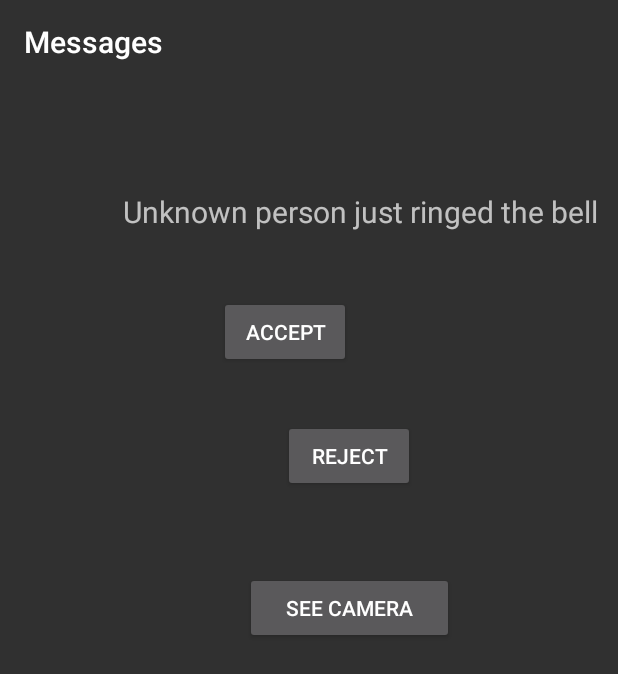
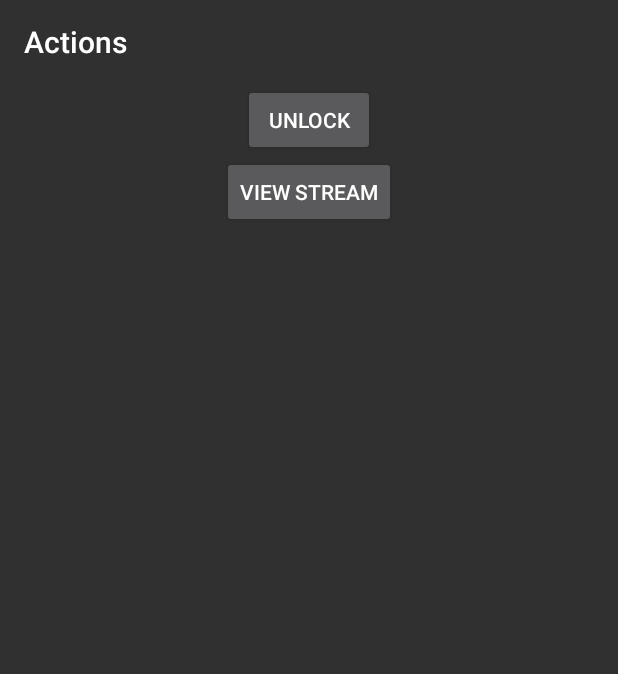
Before and after one commit to aamnony/Smart-Doorbell, an Android app: the MessagesActivity screen opened directly, with no data from a screen before it, on a phone screen of 412 x 824 dp. Shown: the top 674 px of the screen. Run offline under Robolectric (Android 15) with nearby library versions, the phone set to English and light mode, and no system bars; libraries missing offline, so code that uses them is left out: com.amazonaws, com.amazonaws.auth, com.amazonaws.mobile, com.amazonaws.mobileconnectors, com.amazonaws.regions and 1 more; 1 statement that could not run was skipped.

Commit message:
Improved notifications, stream and GUI

```diff
--- a/android/app/src/main/java/com/github/aamnony/smartdoorbell/MessagesActivity.java
+++ b/android/app/src/main/java/com/github/aamnony/smartdoorbell/MessagesActivity.java
@@ -1,9 +1,8 @@
 package com.github.aamnony.smartdoorbell;
 
-import android.content.Context;
-import android.content.DialogInterface;
 import android.content.Intent;
 import android.os.Bundle;
+import android.support.v4.app.NotificationManagerCompat;
 import android.support.v7.app.AlertDialog;
 import android.support.v7.app.AppCompatActivity;
 import android.view.View;
@@ -12,27 +11,29 @@ import android.widget.EditText;
 import android.widget.Toast;
 
 public class MessagesActivity extends AppCompatActivity {
-
-    private static final String TAG = MessagesActivity.class.getCanonicalName();
+    public static final String ADD = "add";
     public static final String SNAPSHOT_ID = "snapshot_id";
     public static final String CAMERA_NAME = "camera_name";
+    public static final String NOTIFICATION_ID = "notification_id";
     private String cameraName;
     private String snapshotId;
-    private Button btnAccept;
-    private Button btnReject;
-    private Button btnVideo;
     private Mqtt mqtt;
 
     @Override
     protected void onCreate(Bundle savedInstanceState) {
         super.onCreate(savedInstanceState);
         setContentView(R.layout.activity_messages);
-        btnAccept = findViewById(R.id.btnAccept);
-        btnAccept.setOnClickListener(AcceptClick);
-        btnReject = findViewById(R.id.btnReject);
-        btnReject.setOnClickListener(RejectClick);
-        btnVideo = findViewById(R.id.btnVideo);
-        btnVideo.setOnClickListener(VideoClick);
+
+        int notificationId = getIntent().getIntExtra(NOTIFICATION_ID, -1);
+        if (notificationId > -1) {
+            NotificationManagerCompat notificationManager = NotificationManagerCompat.from(this);
+            notificationManager.cancel(notificationId);
+        }
+
+        Button btnUnlock = findViewById(R.id.btnUnlock);
+        btnUnlock.setOnClickListener(onUnlockClicked);
+        Button btnStream = findViewById(R.id.btnStream);
+        btnStream.setOnClickListener(onStreamClicked);
 
         mqtt = Mqtt.get(this);
         cameraName = getIntent().getStringExtra(CAMERA_NAME);
@@ -41,43 +42,36 @@ public class MessagesActivity extends AppCompatActivity {
         }
         snapshotId = getIntent().getStringExtra(SNAPSHOT_ID);
         if (snapshotId != null) {
-            showNewPersonDialog(this);
+            if (getIntent().getBooleanExtra(ADD, false)) {
+                showAddPersonDialog();
+            } else {
+                mqtt.sendMessage(AppHelper.getCurrUser() + "/" + cameraName, Mqtt.ACTION_UNLOCK_DOOR);
+                finish();
+            }
         }
     }
 
-    private View.OnClickListener AcceptClick = v -> mqtt.sendMessage(AppHelper.getCurrUser() + "/" + cameraName, Mqtt.ACTION_UNLOCK_DOOR);
+    private View.OnClickListener onUnlockClicked = v -> mqtt.sendMessage(AppHelper.getCurrUser() + "/" + cameraName, Mqtt.ACTION_UNLOCK_DOOR);
 
-    private View.OnClickListener RejectClick = v -> Toast.makeText(MessagesActivity.this, "reject", Toast.LENGTH_SHORT).show();
+    private View.OnClickListener onStreamClicked = v -> {
+        Intent streamIntent = new Intent(MessagesActivity.this, StreamActivity.class);
+        streamIntent.putExtra(StreamActivity.CAMERA_NAME, cameraName);
+        startActivity(streamIntent);
+    };
 
-    private View.OnClickListener VideoClick = v -> startActivity(new Intent(MessagesActivity.this, StreamActivity.class));
-
-    private void showAddItemDialog(Context c) {
-        final EditText taskEditText = new EditText(c);
-        AlertDialog dialog = new AlertDialog.Builder(c)
-                .setTitle("Add a new person to DataBase")
-                .setMessage("Please Insert Person's Full Name")
+    private void showAddPersonDialog() {
+        final EditText taskEditText = new EditText(this);
+        AlertDialog dialog = new AlertDialog.Builder(this)
+                .setTitle("Add a new person to the database")
+                .setMessage("Please insert person's name without spaces")
                 .setView(taskEditText)
                 .setPositiveButton("Add", (dialog1, which) -> {
                     String name = String.valueOf(taskEditText.getText());
                     mqtt.sendMessage(AppHelper.getCurrUser() + "/" + cameraName, Mqtt.ACTION_UNLOCK_DOOR, name, snapshotId);
+                    finish();
                 })
-                .setNegativeButton("Cancel", null)
+                .setNegativeButton("Cancel", (dialog12, which) -> finish())
                 .create();
         dialog.show();
     }
-
-    private void showNewPersonDialog(Context c) {
-        AlertDialog dialog = new AlertDialog.Builder(c)
-                .setTitle("Do you want to add this person?")
-                .setPositiveButton("Yes", (dialog1, which) -> showAddItemDialog(c))
-                .setNegativeButton("No", (dialog12, which) -> {
-                    mqtt.sendMessage(AppHelper.getCurrUser() + "/" + cameraName, Mqtt.ACTION_UNLOCK_DOOR);
-                })
-                .create();
-        dialog.show();
-    }
-
 }
-
-
-//send message
--- a/android/app/src/main/res/layout/activity_messages.xml
+++ b/android/app/src/main/res/layout/activity_messages.xml
@@ -10,51 +10,17 @@
         android:layout_height="wrap_content"
         app:title="@string/title_activity_messages" />
 
-    <RelativeLayout
-        android:layout_width="match_parent"
-        android:layout_height="match_parent">
+    <Button
+        android:text="@string/unlock"
+        android:layout_gravity="center_horizontal"
+        android:id="@+id/btnUnlock"
+        android:layout_width="wrap_content"
+        android:layout_height="wrap_content"/>
 
-        <TextView
-            android:layout_width="wrap_content"
-            android:layout_height="wrap_content"
-            android:layout_alignParentTop="true"
-            android:layout_alignParentEnd="true"
-            android:layout_marginTop="71dp"
-            android:layout_marginEnd="13dp"
-            android:text="Unknown person just ringed the bell"
-            android:textSize="20dp" />
-
-
-        <Button
-            android:id="@+id/btnAccept"
-            android:layout_width="wrap_content"
-            android:layout_height="wrap_content"
-            android:layout_alignParentStart="true"
-            android:layout_alignParentTop="true"
-            android:layout_marginStart="146dp"
-            android:layout_marginTop="141dp"
-            android:text="Accept" />
-
-
-        <Button
-            android:id="@+id/btnReject"
-            android:layout_width="wrap_content"
-            android:layout_height="wrap_content"
-            android:layout_alignParentTop="true"
-            android:layout_alignParentEnd="true"
-            android:layout_marginTop="224dp"
-            android:layout_marginEnd="135dp"
-            android:text="Reject" />
-
-
-        <Button
-            android:id="@+id/btnVideo"
-            android:layout_width="139dp"
-            android:layout_height="wrap_content"
-            android:layout_alignParentTop="true"
-            android:layout_alignParentEnd="true"
-            android:layout_marginTop="325dp"
-            android:layout_marginEnd="109dp"
-            android:text="See Camera" />
-    </RelativeLayout>
+    <Button
+        android:text="@string/stream"
+        android:layout_gravity="center_horizontal"
+        android:id="@+id/btnStream"
+        android:layout_width="wrap_content"
+        android:layout_height="wrap_content"/>
 </LinearLayout>
--- a/android/app/src/main/res/values/strings.xml
+++ b/android/app/src/main/res/values/strings.xml
@@ -1,5 +1,11 @@
 <resources>
     <string name="app_name">Smart Doorbell</string>
     <string name="title_activity_log">Log</string>
-    <string name="title_activity_messages">Messages</string>
+    <string name="title_activity_messages">Actions</string>
+    <string name="title_activity_menu">Smart Doorbell</string>
+    <string name="actions">Actions</string>
+    <string name="log">Log</string>
+    <string name="unlock">Unlock</string>
+    <string name="stream">View Stream</string>
+    <string name="unlock_and_add"><![CDATA[Unlock & Add]]></string>
 </resources>
```
Also changed, not shown: android/app/src/main/java/com/github/aamnony/smartdoorbell/FcmNotification.java (+27 -14 lines), android/app/src/main/java/com/github/aamnony/smartdoorbell/MenuActivity.java (+8 -32 lines), android/app/src/main/java/com/github/aamnony/smartdoorbell/Mqtt.java (added, +167 -0 lines), android/app/src/main/java/com/github/aamnony/smartdoorbell/StreamActivity.java (+54 -2 lines), android/app/src/main/res/layout/activity_menu.xml (+10 -43 lines), android/app/src/main/res/menu/menu_stream.xml (added, +9 -0 lines).
